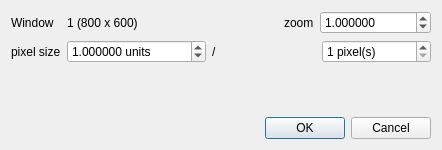
This is qCC/ui_templates/adjustZoomDlg.ui in CloudCompare/CloudCompare as Qt 5 draws it before an edit. The edited form follows.
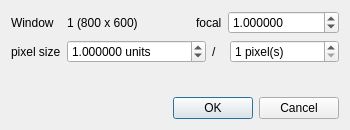
This is the edited form.

What changed in the file:
```diff
--- a/qCC/ui_templates/adjustZoomDlg.ui
+++ b/qCC/ui_templates/adjustZoomDlg.ui
@@ -6,8 +6,8 @@
    <rect>
     <x>0</x>
     <y>0</y>
-    <width>442</width>
-    <height>150</height>
+    <width>350</width>
+    <height>130</height>
    </rect>
   </property>
   <property name="windowTitle">
@@ -46,7 +46,7 @@
      <item>
       <widget class="QLabel" name="label_2">
        <property name="text">
-        <string>zoom</string>
+        <string>focal</string>
        </property>
       </widget>
      </item>
```
Left out of the diff: 2 changed lines with no effect on the pictures.
